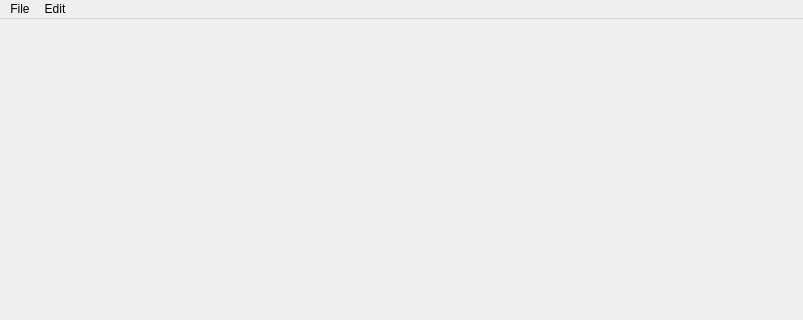
Above: src/modules/gui/ui/MainWindow/MainWindow.ui from BilibiliSheepCode/GeneralTraceProcessor before the change; both pictures show x 0 to 803 and y 0 to 320 of the 803 by 593 pixel window. Below: the same form after it.
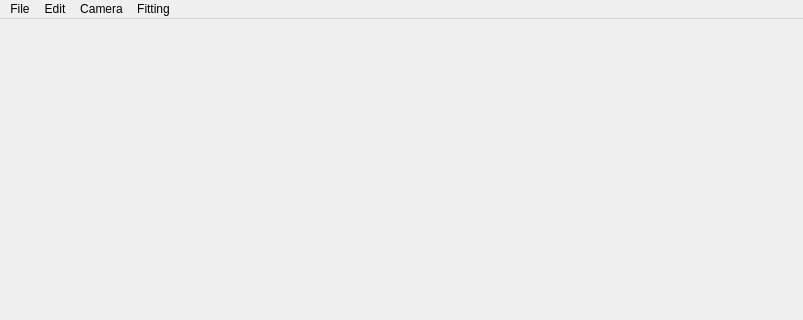
That is the form after the change. Icons and pictures are not drawn.

Diff of the .ui file:
```diff
--- a/src/modules/gui/ui/MainWindow/MainWindow.ui
+++ b/src/modules/gui/ui/MainWindow/MainWindow.ui
@@ -63,8 +63,24 @@
     <addaction name="separator"/>
     <addaction name="actionPreferences"/>
    </widget>
+   <widget class="QMenu" name="menuCamera">
+    <property name="title">
+     <string>Camera</string>
+    </property>
+    <addaction name="actionCameraNew"/>
+    <addaction name="actionCalibrate"/>
+   </widget>
+   <widget class="QMenu" name="menuFitting">
+    <property name="title">
+     <string>Fitting</string>
+    </property>
+    <addaction name="actionLine"/>
+    <addaction name="actionParabola"/>
+   </widget>
    <addaction name="menu"/>
    <addaction name="menuEdit"/>
+   <addaction name="menuCamera"/>
+   <addaction name="menuFitting"/>
   </widget>
   <widget class="QStatusBar" name="statusbar"/>
   <action name="actionNew">
```
Left out of the diff: 25 changed lines with no effect on the pictures.
